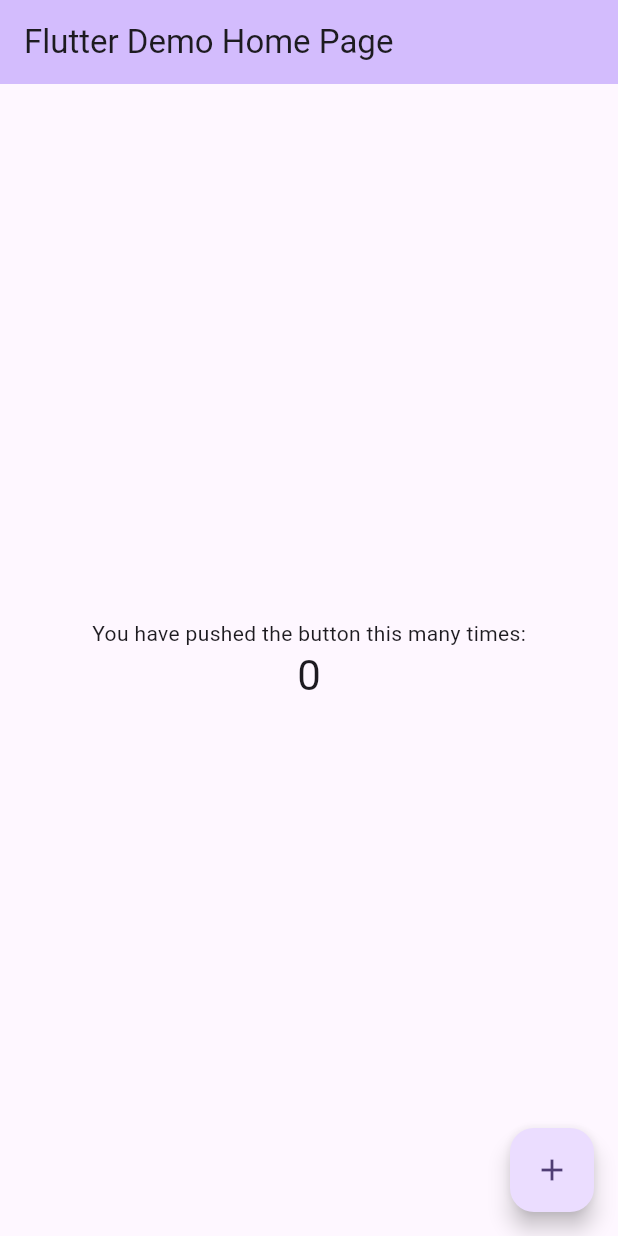
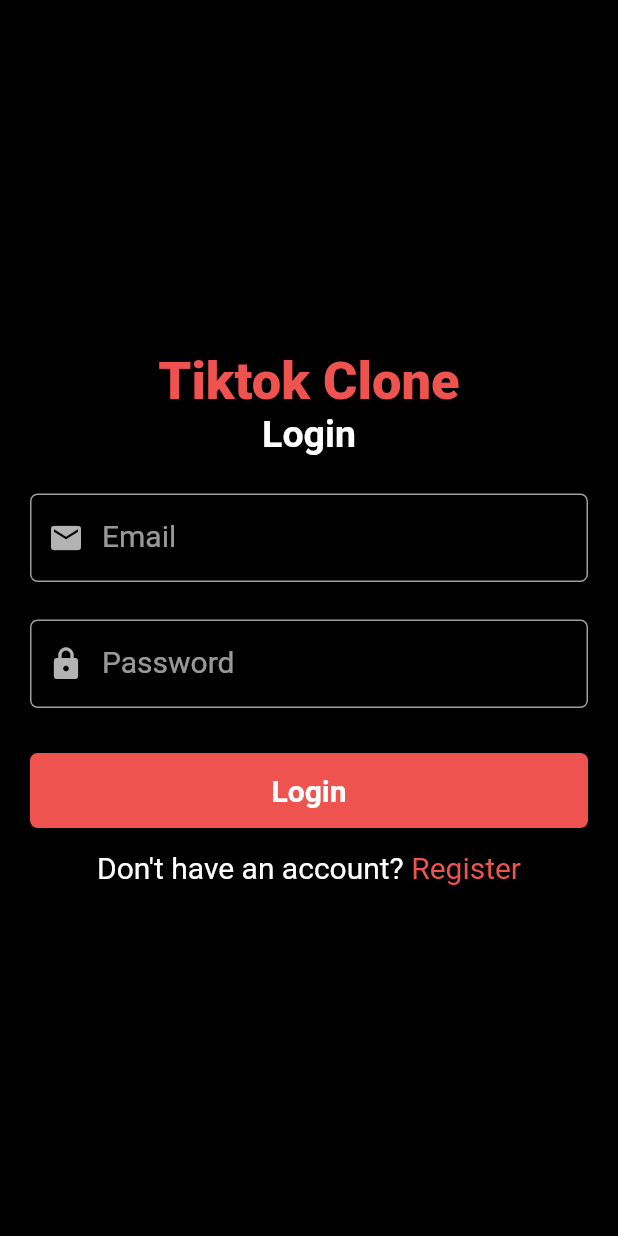
Before and after one commit to Daddy2054/tiktok_rivaan, a Flutter app: the screen it shows after launch, on a phone screen of 412 x 824 dp. Run offline on Flutter 3.47's test engine with Material 2 defaults, Android fonts, the phone set to English and light mode, and no system bars.

Commit message:
36. Login Screen UI

```diff
--- /dev/null
+++ b/lib/constants.dart
@@ -0,0 +1,6 @@
+// COLORS
+import 'package:flutter/material.dart';
+
+const backgroundColor = Colors.black;
+var buttonColor = Colors.red[400];
+const borderColor = Colors.grey;
--- a/lib/main.dart
+++ b/lib/main.dart
@@ -1,4 +1,6 @@
 import 'package:flutter/material.dart';
+import 'package:tiktok/constants.dart';
+import 'package:tiktok/views/screens/auth/login_screen.dart';
 
 void main() {
   runApp(const MyApp());
@@ -11,115 +13,10 @@ class MyApp extends StatelessWidget {
   @override
   Widget build(BuildContext context) {
     return MaterialApp(
-      title: 'Flutter Demo',
-      theme: ThemeData(
-        // This is the theme of your application.
-        //
-        // TRY THIS: Try running your application with "flutter run". You'll see
-        // the application has a blue toolbar. Then, without quitting the app,
-        // try changing the seedColor in the colorScheme below to Colors.green
-        // and then invoke "hot reload" (save your changes or press the "hot
-        // reload" button in a Flutter-supported IDE, or press "r" if you used
-        // the command line to start the app).
-        //
-        // Notice that the counter didn't reset back to zero; the application
-        // state is not lost during the reload. To reset the state, use hot
-        // restart instead.
-        //
-        // This works for code too, not just values: Most code changes can be
-        // tested with just a hot reload.
-        colorScheme: ColorScheme.fromSeed(seedColor: Colors.deepPurple),
-        useMaterial3: true,
-      ),
-      home: const MyHomePage(title: 'Flutter Demo Home Page'),
+      title: 'TikTok Clone',
+      theme:
+          ThemeData.dark().copyWith(scaffoldBackgroundColor: backgroundColor),
+      home: LoginScreen(),
     );
   }
 }
-
-class MyHomePage extends StatefulWidget {
-  const MyHomePage({super.key, required this.title});
-
-  // This widget is the home page of your application. It is stateful, meaning
-  // that it has a State object (defined below) that contains fields that affect
-  // how it looks.
-
-  // This class is the configuration for the state. It holds the values (in this
-  // case the title) provided by the parent (in this case the App widget) and
-  // used by the build method of the State. Fields in a Widget subclass are
-  // always marked "final".
-
-  final String title;
-
-  @override
-  State<MyHomePage> createState() => _MyHomePageState();
-}
-
-class _MyHomePageState extends State<MyHomePage> {
-  int _counter = 0;
-
-  void _incrementCounter() {
-    setState(() {
-      // This call to setState tells the Flutter framework that something has
-      // changed in this State, which causes it to rerun the build method below
-      // so that the display can reflect the updated values. If we changed
-      // _counter without calling setState(), then the build method would not be
-      // called again, and so nothing would appear to happen.
-      _counter++;
-    });
-  }
-
-  @override
-  Widget build(BuildContext context) {
-    // This method is rerun every time setState is called, for instance as done
-    // by the _incrementCounter method above.
-    //
-    // The Flutter framework has been optimized to make rerunning build methods
-    // fast, so that you can just rebuild anything that needs updating rather
-    // than having to individually change instances of widgets.
-    return Scaffold(
-      appBar: AppBar(
-        // TRY THIS: Try changing the color here to a specific color (to
-        // Colors.amber, perhaps?) and trigger a hot reload to see the AppBar
-        // change color while the other colors stay the same.
-        backgroundColor: Theme.of(context).colorScheme.inversePrimary,
-        // Here we take the value from the MyHomePage object that was created by
-        // the App.build method, and use it to set our appbar title.
-        title: Text(widget.title),
-      ),
-      body: Center(
-        // Center is a layout widget. It takes a single child and positions it
-        // in the middle of the parent.
-        child: Column(
-          // Column is also a layout widget. It takes a list of children and
-          // arranges them vertically. By default, it sizes itself to fit its
-          // children horizontally, and tries to be as tall as its parent.
-          //
-          // Column has various properties to control how it sizes itself and
-          // how it positions its children. Here we use mainAxisAlignment to
-          // center the children vertically; the main axis here is the vertical
-          // axis because Columns are vertical (the cross axis would be
-          // horizontal).
-          //
-          // TRY THIS: Invoke "debug painting" (choose the "Toggle Debug Paint"
-          // action in the IDE, or press "p" in the console), to see the
-          // wireframe for each widget.
-          mainAxisAlignment: MainAxisAlignment.center,
-          children: <Widget>[
-            const Text(
-              'You have pushed the button this many times:',
-            ),
-            Text(
-              '$_counter',
-              style: Theme.of(context).textTheme.headlineMedium,
-            ),
-          ],
-        ),
-      ),
-      floatingActionButton: FloatingActionButton(
-        onPressed: _incrementCounter,
-        tooltip: 'Increment',
-        child: const Icon(Icons.add),
-      ), // This trailing comma makes auto-formatting nicer for build methods.
-    );
-  }
-}
--- /dev/null
+++ b/lib/views/screens/auth/login_screen.dart
@@ -0,0 +1,119 @@
+import 'package:flutter/material.dart';
+import 'package:tiktok/constants.dart';
+import 'package:tiktok/views/widgets/text_input.field.dart';
+
+class LoginScreen extends StatelessWidget {
+  LoginScreen({super.key});
+  final TextEditingController _emailController = TextEditingController();
+  final TextEditingController _passwordController = TextEditingController();
+
+  @override
+  Widget build(BuildContext context) {
+    return Scaffold(
+      body: Container(
+        alignment: Alignment.center,
+        child: Column(
+          mainAxisAlignment: MainAxisAlignment.center,
+          children: [
+            Text(
+              'Tiktok Clone',
+              style: TextStyle(
+                fontSize: 35,
+                color: buttonColor,
+                fontWeight: FontWeight.w900,
+              ),
+            ),
+            const Text(
+              'Login',
+              style: TextStyle(
+                fontSize: 25,
+                fontWeight: FontWeight.w700,
+              ),
+            ),
+            const SizedBox(
+              height: 25,
+            ),
+            Container(
+              width: MediaQuery.of(context).size.width,
+              margin: const EdgeInsets.only(
+                left: 20,
+                right: 20,
+              ),
+              child: TextInputField(
+                controller: _emailController,
+                labelText: 'Email',
+                icon: Icons.email,
+              ),
+            ),
+            const SizedBox(
+              height: 25,
+            ),
+            Container(
+              width: MediaQuery.of(context).size.width,
+              margin: const EdgeInsets.only(
+                left: 20,
+                right: 20,
+              ),
+              child: TextInputField(
+                controller: _passwordController,
+                labelText: 'Password',
+                icon: Icons.lock,
+              ),
+            ),
+            const SizedBox(
+              height: 30,
+            ),
+            Container(
+              width: MediaQuery.of(context).size.width - 40,
+              height: 50,
+              decoration: BoxDecoration(
+                color: buttonColor,
+                borderRadius: const BorderRadius.all(
+                  Radius.circular(5),
+                ),
+              ),
+              child: InkWell(
+                onTap: () {
+                  print('login user');
+                },
+                child: const Center(
+                  child: Text(
+                    'Login',
+                    style: TextStyle(
+                      fontSize: 20,
+                      fontWeight: FontWeight.w700,
+                    ),
+                  ),
+                ),
+              ),
+            ),
+            const SizedBox(
+              height: 15,
+            ),
+            Row(
+              mainAxisAlignment: MainAxisAlignment.center,
+              children: [
+                const Text(
+                  'Don\'t have an account? ',
+                  style: TextStyle(
+                    fontSize: 20,
+                  ),
+                ),
+                InkWell(
+                  onTap: () {},
+                  child: Text(
+                    'Register',
+                    style: TextStyle(
+                      fontSize: 20,
+                      color: buttonColor,
+                    ),
+                  ),
+                ),
+              ],
+            )
+          ],
+        ),
+      ),
+    );
+  }
+}
--- /dev/null
+++ b/lib/views/widgets/text_input.field.dart
@@ -0,0 +1,39 @@
+import 'package:flutter/material.dart';
+
+import 'package:tiktok/constants.dart';
+
+class TextInputField extends StatelessWidget {
+  final TextEditingController controller;
+  final String labelText;
+  final bool isObscure;
+  final IconData icon;
+
+  const TextInputField({
+    Key? key,
+    required this.controller,
+    required this.labelText,
+     this.isObscure =false,
+    required this.icon,
+  }) : super(key: key);
+
+  @override
+  Widget build(BuildContext context) {
+    return TextField(
+      controller: controller,
+      decoration: InputDecoration(
+        labelText: labelText,
+        prefixIcon: Icon(icon),
+        labelStyle: TextStyle(fontSize: 20),
+        enabledBorder: OutlineInputBorder(
+          borderRadius: BorderRadius.circular(5),
+          borderSide: BorderSide(color: borderColor),
+        ),
+        focusedBorder: OutlineInputBorder(
+          borderRadius: BorderRadius.circular(5),
+          borderSide: BorderSide(color: borderColor),
+        ),
+      ),
+      obscureText: isObscure,
+    );
+  }
+}
```
